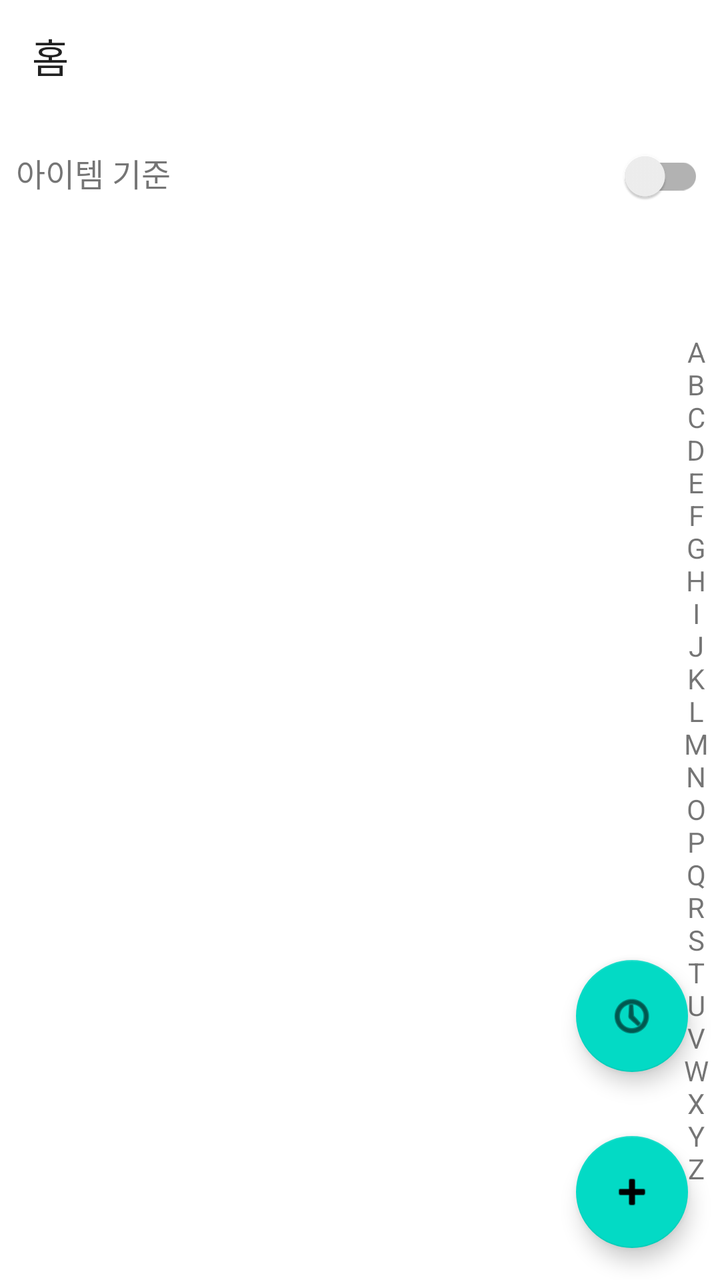
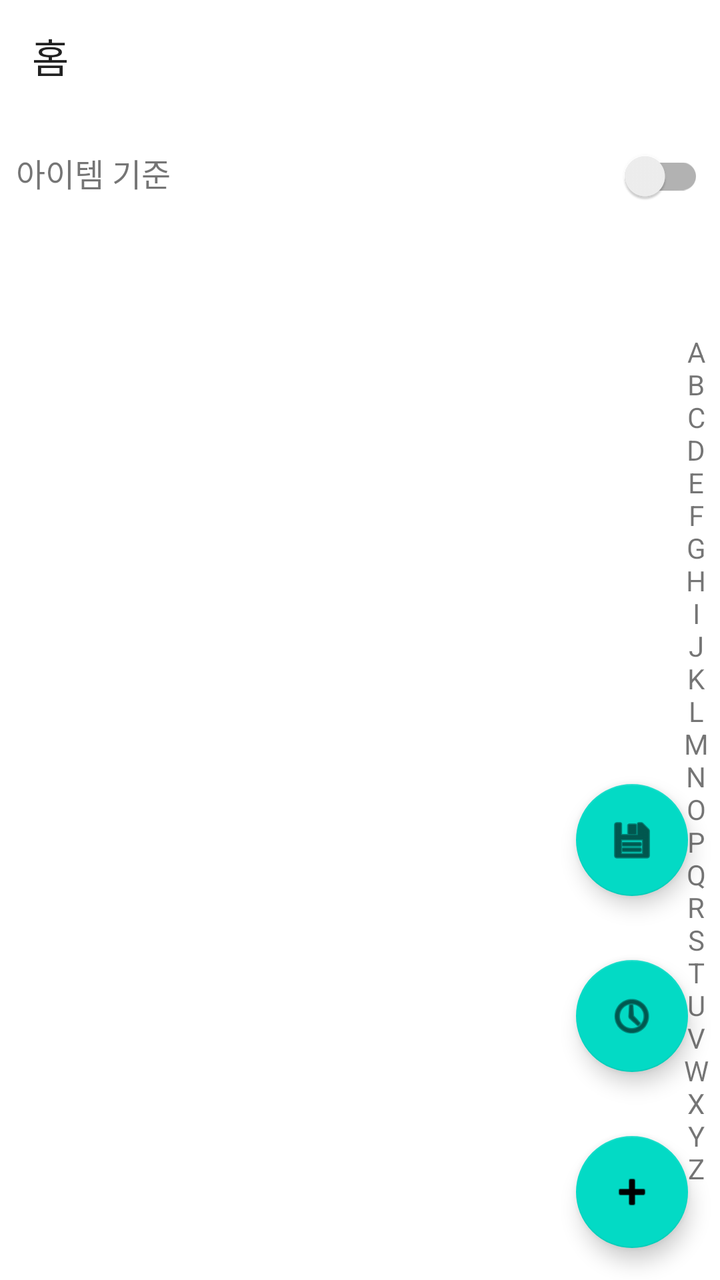

Screens rendered from an Android XML layout before and after an edit, with the pre-edit source and the edit as a unified diff.
<!-- AndroidManifest.xml: application theme Theme.MyApplication -->
<!-- res/layout/fragment_home.xml -->
<?xml version="1.0" encoding="utf-8"?>
<FrameLayout
    xmlns:android="http://schemas.android.com/apk/res/android"
    xmlns:app="http://schemas.android.com/apk/res-auto"
    android:layout_width="match_parent"
    android:layout_height="match_parent">

    
    <com.google.android.material.appbar.MaterialToolbar
        android:id="@+id/topAppBar"
        android:layout_width="match_parent"
        android:layout_height="?attr/actionBarSize"
        android:background="?attr/colorSurface"
        app:title="홈" />

    
    <LinearLayout
        android:orientation="vertical"
        android:layout_width="match_parent"
        android:layout_height="match_parent"
        android:paddingTop="?attr/actionBarSize">

        <LinearLayout
            android:orientation="horizontal"
            android:layout_width="match_parent"
            android:layout_height="wrap_content"
            android:padding="8dp">

            <TextView
                android:id="@+id/tvMode"
                android:layout_width="0dp"
                android:layout_height="wrap_content"
                android:layout_weight="1"
                android:text="아이템 기준"
                android:textSize="16sp"/>

            <androidx.appcompat.widget.SwitchCompat
                android:id="@+id/switchMode"
                android:layout_width="wrap_content"
                android:layout_height="wrap_content"/>
        </LinearLayout>

        <FrameLayout
            android:layout_width="match_parent"
            android:layout_height="0dp"
            android:layout_weight="1">

            <androidx.recyclerview.widget.RecyclerView
                android:id="@+id/recyclerView"
                android:layout_width="match_parent"
                android:layout_height="match_parent"/>

            
            <TextView
                android:id="@+id/indexBar"
                android:layout_width="24dp"
                android:layout_height="match_parent"
                android:layout_gravity="end"
                android:gravity="center"
                android:padding="4dp"
                android:text="A\nB\nC\nD\nE\nF\nG\nH\nI\nJ\nK\nL\nM\nN\nO\nP\nQ\nR\nS\nT\nU\nV\nW\nX\nY\nZ"/>

            <LinearLayout
                android:layout_width="wrap_content"
                android:layout_height="wrap_content"
                android:orientation="vertical"
                android:layout_gravity="bottom|end">

                <com.google.android.material.floatingactionbutton.FloatingActionButton
                    android:id="@+id/fabHistory"
                    android:layout_width="wrap_content"
                    android:layout_height="wrap_content"
                    android:layout_gravity="bottom|end"
                    android:layout_margin="16dp"
                    app:srcCompat="@android:drawable/ic_menu_recent_history" />

                <com.google.android.material.floatingactionbutton.FloatingActionButton
                    android:id="@+id/fabAdd"
                    android:layout_width="wrap_content"
                    android:layout_height="wrap_content"
                    android:layout_gravity="bottom|end"
                    android:layout_margin="16dp"
                    app:srcCompat="@android:drawable/ic_input_add"/>
            </LinearLayout>

        </FrameLayout>
    </LinearLayout>

    


</FrameLayout>
<!-- resources referenced by this layout -->
<resources>
  <style name="Theme.MyApplication" parent="Theme.MaterialComponents.DayNight.NoActionBar">
          
          <item name="colorPrimary">@color/purple_500</item>
          <item name="colorPrimaryVariant">@color/purple_700</item>
          <item name="colorOnPrimary">@color/white</item>
          
          <item name="colorSecondary">@color/teal_200</item>
          <item name="colorSecondaryVariant">@color/teal_700</item>
          <item name="colorOnSecondary">@color/black</item>
          
          <item name="android:statusBarColor">?attr/colorPrimaryVariant</item>
          
      </style>
  <color name="purple_500">#FF6200EE</color>
  <color name="purple_700">#FF3700B3</color>
  <color name="white">#FFFFFFFF</color>
  <color name="teal_200">#FF03DAC5</color>
  <color name="teal_700">#FF018786</color>
  <color name="black">#FF000000</color>
</resources>

<!-- the commit's change to res/layout/fragment_home.xml (unified diff, before → after) -->
@@ -65,6 +65,14 @@
                 android:layout_height="wrap_content"
                 android:orientation="vertical"
                 android:layout_gravity="bottom|end">
+                <com.google.android.material.floatingactionbutton.FloatingActionButton
+                    android:id="@+id/fabSave"
+                    android:layout_width="wrap_content"
+                    android:layout_height="wrap_content"
+                    android:contentDescription="저장"
+                    android:layout_gravity="end|bottom"
+                    android:layout_margin="16dp"
+                    android:src="@android:drawable/ic_menu_save"/>
 
                 <com.google.android.material.floatingactionbutton.FloatingActionButton
                     android:id="@+id/fabHistory"
